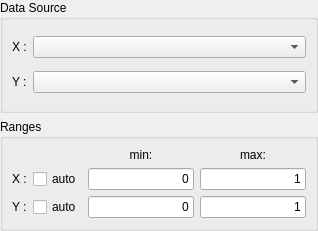
Old version of the form step/configure_graph.ui in the repository KDE/step.
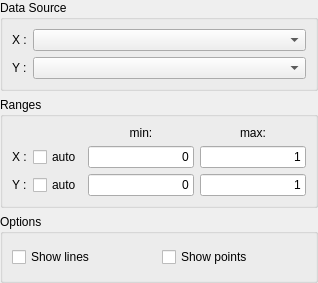
New version of the form. Custom widgets are drawn as their Qt base class.

Commit message: Added "showLines" and "showPoints" options to the graphs.

Patch:
```diff
--- a/step/configure_graph.ui
+++ b/step/configure_graph.ui
@@ -6,7 +6,7 @@
     <x>0</x>
     <y>0</y>
     <width>318</width>
-    <height>231</height>
+    <height>283</height>
    </rect>
   </property>
   <property name="windowTitle" >
@@ -213,6 +213,29 @@
      </layout>
     </widget>
    </item>
+   <item>
+    <widget class="QGroupBox" name="groupBox_3" >
+     <property name="title" >
+      <string>Options</string>
+     </property>
+     <layout class="QHBoxLayout" >
+      <item>
+       <widget class="QCheckBox" name="checkBoxShowLines" >
+        <property name="text" >
+         <string>Show lines</string>
+        </property>
+       </widget>
+      </item>
+      <item>
+       <widget class="QCheckBox" name="checkBoxShowPoints" >
+        <property name="text" >
+         <string>Show points</string>
+        </property>
+       </widget>
+      </item>
+     </layout>
+    </widget>
+   </item>
   </layout>
  </widget>
  <customwidgets>
```
The commit also changes 3 other files.
